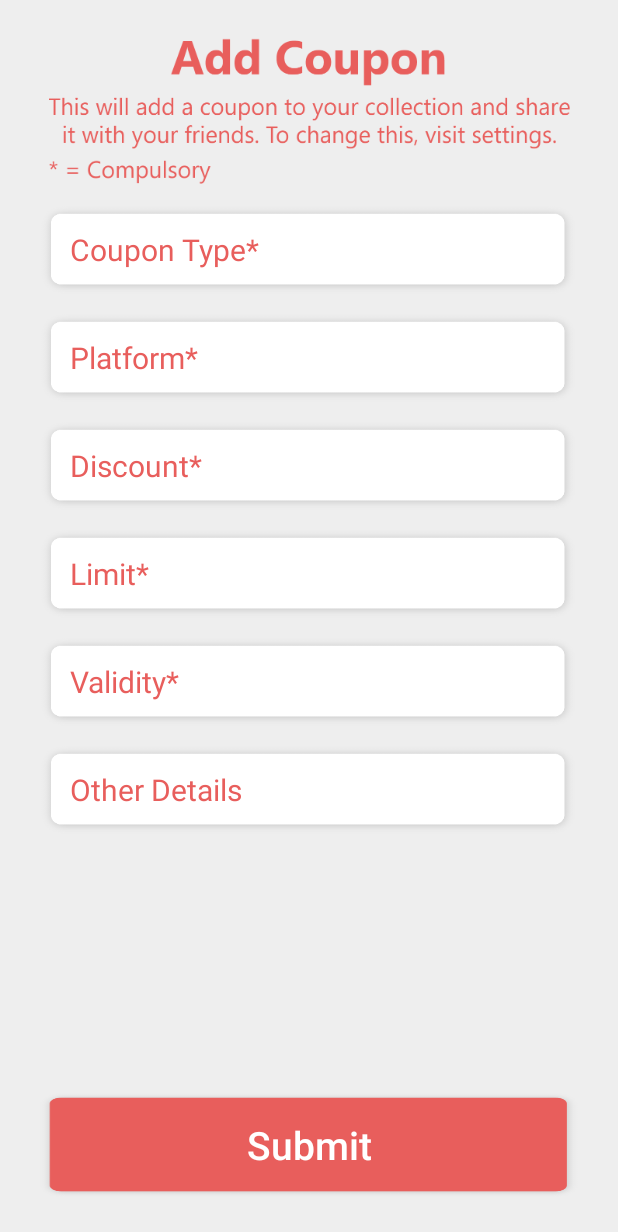
After one commit to jiggylepcha/Dishcounts, an Android app: the layout activity_add_manual_coupon.xml on its own in the app's theme, with its tools: preview values and no code run, on a phone screen of 412 x 824 dp. The commit adds this screen. Shown: the top 1232 px of the screen. Run offline under Robolectric (Android 15) with nearby library versions, the phone set to English and light mode, and no system bars.

Commit message:
Layout res files for UI additions and changes

```diff
--- /dev/null
+++ b/app/src/main/res/layout/activity_add_manual_coupon.xml
@@ -0,0 +1,132 @@
+<?xml version="1.0" encoding="utf-8"?>
+<androidx.constraintlayout.widget.ConstraintLayout xmlns:android="http://schemas.android.com/apk/res/android"
+    xmlns:app="http://schemas.android.com/apk/res-auto"
+    xmlns:tools="http://schemas.android.com/tools"
+    android:layout_width="match_parent"
+    android:background="@color/colorAccent"
+    android:layout_height="match_parent"
+    tools:context=".Activities.AddManualCouponActivity">
+
+    <Button
+        android:id="@+id/button33"
+        android:layout_width="365dp"
+        android:layout_height="73dp"
+        android:layout_marginBottom="24dp"
+        android:background="@drawable/redrum"
+        android:paddingLeft="18sp"
+        android:paddingRight="18sp"
+        android:shadowColor="#00FFFFFF"
+        android:text="Submit"
+        android:textAllCaps="false"
+        android:textColor="#FFFFFF"
+        android:textSize="26sp"
+        app:layout_constraintBottom_toBottomOf="parent"
+        app:layout_constraintEnd_toEndOf="parent"
+        app:layout_constraintStart_toStartOf="parent" />
+
+    <EditText
+        android:id="@+id/textView31"
+        android:layout_width="362dp"
+        android:layout_height="64dp"
+        android:layout_marginTop="8dp"
+        android:background="@drawable/rec"
+        android:maxLines="1"
+        android:paddingLeft="10pt"
+        android:text="Other Details"
+        android:textColor="@color/colorPrimaryDark"
+        android:textSize="20sp"
+        app:layout_constraintEnd_toEndOf="parent"
+        app:layout_constraintHorizontal_bias="0.489"
+        app:layout_constraintStart_toStartOf="parent"
+        app:layout_constraintTop_toBottomOf="@+id/textView30" />
+
+    <EditText
+        android:id="@+id/textView30"
+        android:layout_width="362dp"
+        android:layout_height="64dp"
+        android:layout_marginTop="8dp"
+        android:background="@drawable/rec"
+        android:maxLines="1"
+        android:paddingLeft="10pt"
+        android:text="Validity*"
+        android:textColor="@color/colorPrimaryDark"
+        android:textSize="20sp"
+        app:layout_constraintEnd_toEndOf="parent"
+        app:layout_constraintHorizontal_bias="0.489"
+        app:layout_constraintStart_toStartOf="parent"
+        app:layout_constraintTop_toBottomOf="@+id/textView29" />
+
+    <EditText
+        android:id="@+id/textView29"
+        android:layout_width="362dp"
+        android:layout_height="64dp"
+        android:layout_marginTop="8dp"
+        android:background="@drawable/rec"
+        android:maxLines="1"
+        android:paddingLeft="10pt"
+        android:text="Limit*"
+        android:textColor="@color/colorPrimaryDark"
+        android:textSize="20sp"
+        app:layout_constraintEnd_toEndOf="parent"
+        app:layout_constraintHorizontal_bias="0.489"
+        app:layout_constraintStart_toStartOf="parent"
+        app:layout_constraintTop_toBottomOf="@+id/textView28" />
+
+    <EditText
+        android:id="@+id/textView26"
+        android:layout_width="362dp"
+        android:layout_height="64dp"
+        android:layout_marginTop="12dp"
+        android:background="@drawable/rec"
+        android:maxLines="1"
+        android:paddingLeft="10pt"
+        android:text="Coupon Type*"
+        android:textColor="@color/colorPrimaryDark"
+        android:textSize="20sp"
+        app:layout_constraintEnd_toEndOf="parent"
+        app:layout_constraintHorizontal_bias="0.489"
+        app:layout_constraintStart_toStartOf="parent"
+        app:layout_constraintTop_toBottomOf="@+id/imageView16" />
+
+    <EditText
+        android:id="@+id/textView27"
+        android:layout_width="362dp"
+        android:layout_height="64dp"
+        android:layout_marginTop="8dp"
+        android:background="@drawable/rec"
+        android:maxLines="1"
+        android:paddingLeft="10pt"
+        android:text="Platform*"
+        android:textColor="@color/colorPrimaryDark"
+        android:textSize="20sp"
+        app:layout_constraintEnd_toEndOf="parent"
+        app:layout_constraintHorizontal_bias="0.489"
+        app:layout_constraintStart_toStartOf="parent"
+        app:layout_constraintTop_toBottomOf="@+id/textView26" />
+
+    <EditText
+        android:id="@+id/textView28"
+        android:layout_width="362dp"
+        android:layout_height="64dp"
+        android:layout_marginTop="8dp"
+        android:background="@drawable/rec"
+        android:maxLines="1"
+        android:paddingLeft="10pt"
+        android:text="Discount*"
+        android:textColor="@color/colorPrimaryDark"
+        android:textSize="20sp"
+        app:layout_constraintEnd_toEndOf="parent"
+        app:layout_constraintHorizontal_bias="0.489"
+        app:layout_constraintStart_toStartOf="parent"
+        app:layout_constraintTop_toBottomOf="@+id/textView27" />
+
+    <ImageView
+        android:id="@+id/imageView16"
+        android:layout_width="350dp"
+        android:layout_height="106.56dp"
+        android:layout_marginTop="16dp"
+        app:layout_constraintEnd_toEndOf="parent"
+        app:layout_constraintStart_toStartOf="parent"
+        app:layout_constraintTop_toTopOf="parent"
+        app:srcCompat="@drawable/header" />
+</androidx.constraintlayout.widget.ConstraintLayout>
--- a/app/src/main/res/layout/bottom_navigation.xml
+++ b/app/src/main/res/layout/bottom_navigation.xml
@@ -4,7 +4,7 @@
 
     <item
         android:id="@+id/coupons"
-        android:icon="@drawable/coupons"
+        android:icon="@drawable/couponslight"
         />
 
     <item
--- a/app/src/main/res/layout/fragment_friends.xml
+++ b/app/src/main/res/layout/fragment_friends.xml
@@ -11,7 +11,7 @@
         android:id="@+id/button11"
         android:layout_width="346dp"
         android:layout_height="122dp"
-        android:layout_marginBottom="130dp"
+        android:layout_marginBottom="120dp"
         android:background="@drawable/redrum"
         android:paddingLeft="18sp"
         android:paddingRight="18sp"
```
Also changed, not shown: app/src/main/res/layout/activity_coupon.xml (added, +247 -0 lines), app/src/main/res/layout/activity_find_friend.xml (added, +88 -0 lines), app/src/main/res/layout/activity_post.xml (added, +61 -0 lines), app/src/main/res/layout/activity_user_dashboard.xml (+14 -5 lines).
